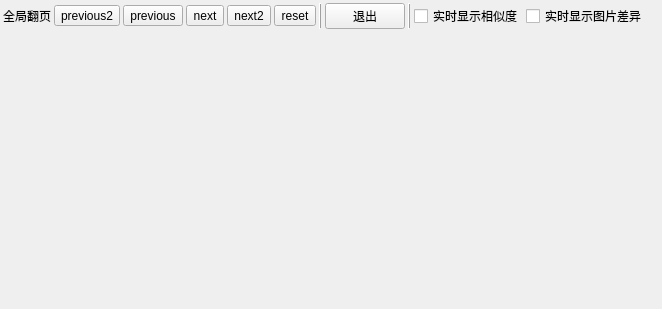
Old version of the form components/widget_assembler_comics_preview/widget_similar_group_preview/res/similar_group_preview.ui in the repository PPJUST/ComicDup.
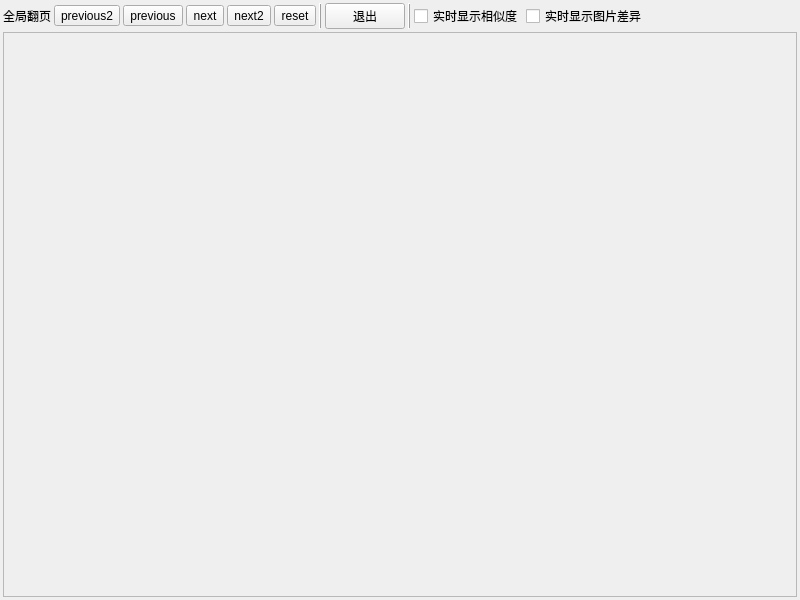
New version of the form.

```diff
--- a/components/widget_assembler_comics_preview/widget_similar_group_preview/res/similar_group_preview.ui
+++ b/components/widget_assembler_comics_preview/widget_similar_group_preview/res/similar_group_preview.ui
@@ -6,14 +6,14 @@
    <rect>
     <x>0</x>
     <y>0</y>
-    <width>662</width>
-    <height>309</height>
+    <width>800</width>
+    <height>600</height>
    </rect>
   </property>
   <property name="windowTitle">
    <string>Form</string>
   </property>
-  <layout class="QVBoxLayout" name="verticalLayout" stretch="0,1">
+  <layout class="QVBoxLayout" name="verticalLayout" stretch="0,0">
    <property name="spacing">
     <number>3</number>
    </property>
@@ -133,7 +133,41 @@
     </layout>
    </item>
    <item>
-    <layout class="QHBoxLayout" name="horizontalLayout_group"/>
+    <widget class="QScrollArea" name="scrollArea">
+     <property name="widgetResizable">
+      <bool>true</bool>
+     </property>
+     <widget class="QWidget" name="scrollAreaWidgetContents">
+      <property name="geometry">
+       <rect>
+        <x>0</x>
+        <y>0</y>
+        <width>792</width>
+        <height>564</height>
+       </rect>
+      </property>
+      <layout class="QHBoxLayout" name="horizontalLayout_2">
+       <property name="spacing">
+        <number>0</number>
+       </property>
+       <property name="leftMargin">
+        <number>0</number>
+       </property>
+       <property name="topMargin">
+        <number>0</number>
+       </property>
+       <property name="rightMargin">
+        <number>0</number>
+       </property>
+       <property name="bottomMargin">
+        <number>0</number>
+       </property>
+       <item>
+        <layout class="QHBoxLayout" name="horizontalLayout_group"/>
+       </item>
+      </layout>
+     </widget>
+    </widget>
    </item>
   </layout>
  </widget>
```
